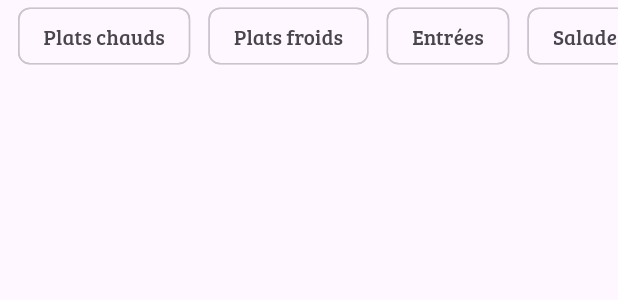
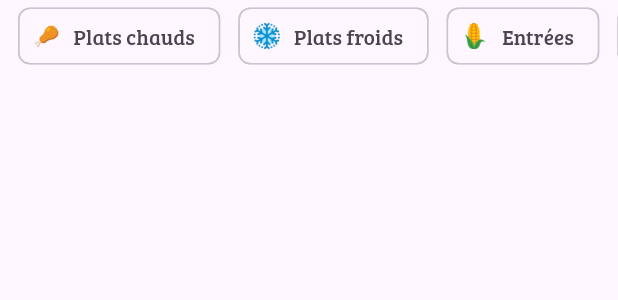
Before and after one commit to NathanDelcambre/RecipesInterface, a Flutter app: what buildFilterChipsRow() shows on an empty page, opened directly with empty values, on a phone screen of 412 x 824 dp. Shown: the top 300 px of the screen. Run offline on Flutter 3.47's test engine with Material 3 defaults, Android fonts, the phone set to English and light mode, and no system bars; our stand-ins replace drift, flutter_form_builder, image_picker, sqlite3_flutter_libs; accounts and stored records are empty; generated files the repository leaves out were written again; statements that could not run were skipped.

Commit message:
Project final

```diff
--- a/lib/ui/widgets/recipes/category_chips.widget.dart
+++ b/lib/ui/widgets/recipes/category_chips.widget.dart
@@ -4,15 +4,35 @@ import '../../../data/categories.dart';
 import '../../../constants/numeric_statics.dart';
 
 class CategoryChips {
-  static Widget buildFilterChipsRow(Set<String> selectedCategories, Function(bool, String) onCategorySelected) {
+  static Widget buildFilterChipsRow(
+      Set<String> selectedCategories, Function(bool, String) onCategorySelected) {
     return SingleChildScrollView(
       scrollDirection: Axis.horizontal,
       child: Row(
-        children: Categories.categories.map((category) {
+        children: List.generate(Categories.categories.length, (index) {
+          String category = Categories.categories[index];
           bool isSelected = selectedCategories.contains(category);
+          EdgeInsets padding;
+
+          if (index == Categories.categories.length - 1) {
+            padding = const EdgeInsets.only(
+                left: Statics.smallPadding,
+                bottom: Statics.smallPadding,
+                right: 15);
+          } else {
+            padding = const EdgeInsets.only(
+                left: Statics.smallPadding, bottom: Statics.smallPadding);
+          }
+
           return Padding(
-            padding: const EdgeInsets.only(left: Statics.smallPadding, bottom: Statics.smallPadding),
+            padding: padding,
             child: FilterChip(
+              avatar: Image.asset(
+                Categories.categoryAssets
+                    .firstWhere((element) => element.keys.first == category)[category]!,
+                width: Statics.normalIconSize,
+                height: Statics.normalIconSize,
+              ),
               label: Text(category),
               selected: isSelected,
               onSelected: (bool selected) {
@@ -20,7 +40,7 @@ class CategoryChips {
               },
             ),
           );
-        }).toList(),
+        }),
       ),
     );
   }
```
Also changed, not shown: lib/data/categories.dart (+16 -0 lines), pubspec.yaml (+12 -0 lines), assets/autres.png (added), assets/desserts.png (added), assets/entrees.png (added), assets/fast_food.png (added), assets/plats_chauds.png (added), assets/plats_du_monde.png (added), assets/plats_froids.png (added), assets/plats_fruits_de_mer.png (added), assets/salades.png (added), assets/soupes.png (added), assets/vegetarien.png (added), assets/viandes.png (added).
